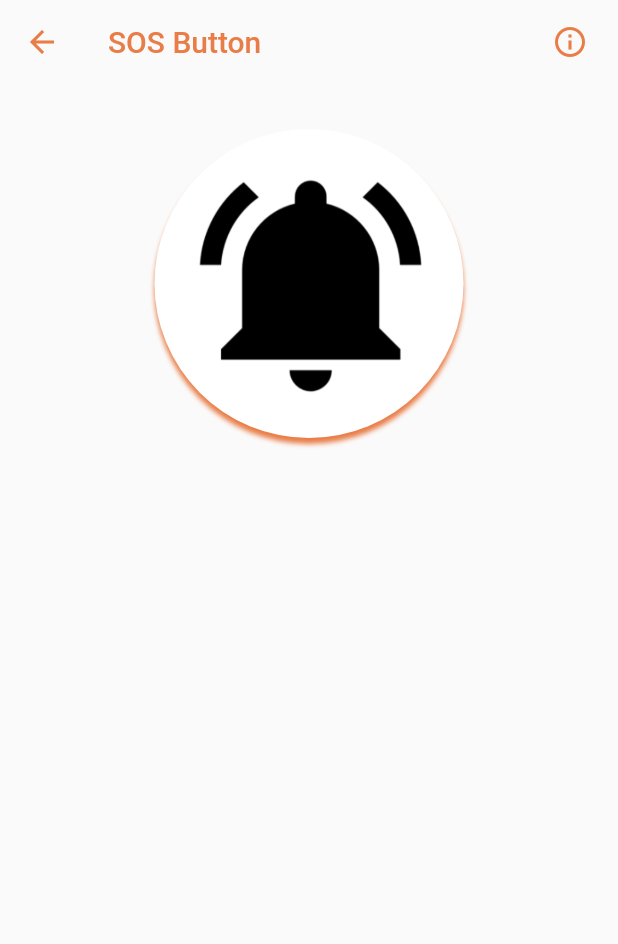
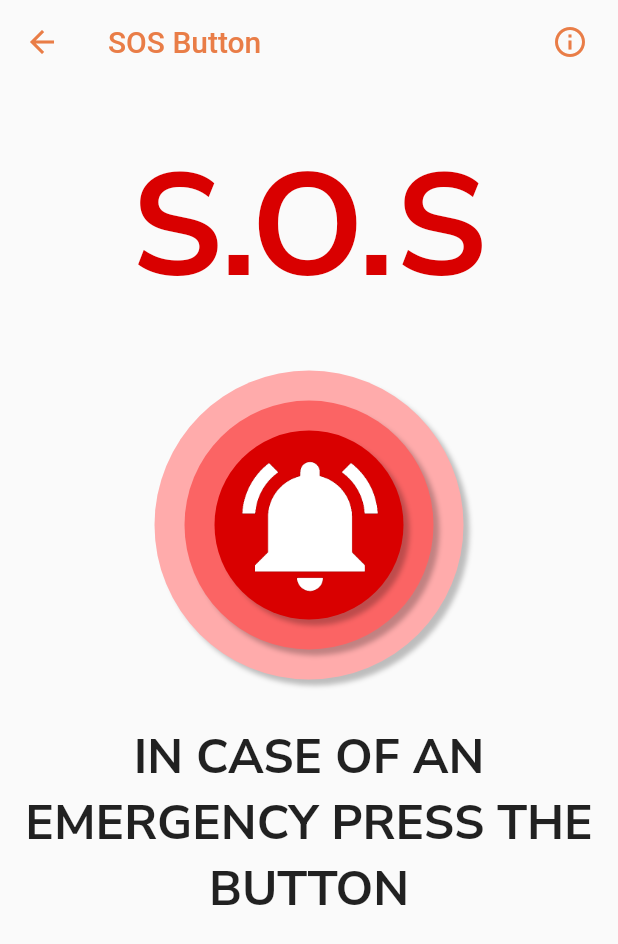
Before and after one commit to Google-Solution-Challenge-Metu/CanYouHearMe, a Flutter app: the ProfileScreen screen opened by its route, after a tap on "SOS Button", on a phone screen of 412 x 824 dp. Shown: the top 944 px of the screen. Run offline on Flutter 3.47's test engine with Material 2 defaults, Android fonts, the phone set to English and light mode, and no system bars; our stand-ins replace audioplayers, cloud_firestore, firebase_auth, firebase_core, flutter_svg, geocoding and 10 more; missing offline and left inert: custom_info_window, flutter_inappwebview, flutter_sms, google_maps_flutter_android, google_maps_flutter_platform_interface, google_maps_place_picker_mb and 5 more; accounts and stored records are empty.

Commit message:
Sos button has been revised

```diff
--- a/lib/screens/profile/profile_screen.dart
+++ b/lib/screens/profile/profile_screen.dart
@@ -2,6 +2,7 @@ import 'package:cloud_firestore/cloud_firestore.dart';
 import 'package:dietapp/screens/login/service/login_service.dart';
 import 'package:dietapp/screens/profile/edit_profile.dart';
 import 'package:dietapp/screens/profile/sos_mobile.dart';
+import 'package:dietapp/screens/profile/sos_rev.dart';
 import 'package:firebase_auth/firebase_auth.dart';
 import "package:flutter/material.dart";
 import 'package:google_fonts/google_fonts.dart';
@@ -74,7 +75,7 @@ class _ProfileScreenState extends State<ProfileScreen> {
 
   void sos_mobile() {
     Navigator.push(context,
-        MaterialPageRoute(builder: (context) => SosMobile())); //SosMobile
+        MaterialPageRoute(builder: (context) => SosRev())); //SosMobile
   }
 
   @override
--- /dev/null
+++ b/lib/screens/profile/sos_rev.dart
@@ -0,0 +1,278 @@
+import 'package:cloud_firestore/cloud_firestore.dart';
+import 'package:dietapp/services/sos_mobile_service.dart';
+import 'package:firebase_auth/firebase_auth.dart';
+import 'package:flutter/material.dart';
+import 'package:flutter/src/widgets/framework.dart';
+import 'package:flutter/src/widgets/placeholder.dart';
+import 'package:geolocator/geolocator.dart';
+import 'package:google_maps_flutter/google_maps_flutter.dart';
+
+class SosRev extends StatefulWidget {
+  const SosRev({super.key});
+
+  @override
+  State<SosRev> createState() => _SosRevState();
+}
+
+
+class _SosRevState extends State<SosRev> {
+
+  static double? _latitude;
+  static double? _longitude;
+  static LatLng? last_latLng;
+  final SosMobileService _reportService = SosMobileService();
+  var currentLocation;
+  late bool serviceEnabled;
+  late LocationPermission permission;
+  final user = FirebaseAuth.instance.currentUser!;
+  final FirebaseFirestore db = FirebaseFirestore.instance;
+  String name = "";
+  String surname = "";
+
+
+  FirebaseDocument() async {
+    var document = await db.collection('Person').doc(user.uid).get();
+    Map<String, dynamic>? value = document.data();
+    setState(() {
+      name = value!['name'];
+      surname = value['surname'];
+      print(name);
+    });
+  }
+
+  void SOSsent() {
+    showDialog(
+      context: context,
+      builder: (context) {
+        return const AlertDialog(
+          backgroundColor: Color.fromARGB(148, 233, 125, 71),
+          title: Text(
+            "Sending a sos call",
+            style: TextStyle(color: Colors.white),
+            textAlign: TextAlign.center,
+          ),
+        );
+      }
+    );
+  }
+
+  void warnmes(BuildContext context,_latitude,_longitude) {
+    FirebaseDocument();
+    // set up the buttons
+    Widget cancelButton = TextButton(
+      child: Text("Cancel", style: TextStyle(color: Colors.white, fontSize: 24),),
+      onPressed:  () {
+        Navigator.of(context, rootNavigator: true).pop();
+      },
+    );
+    Widget continueButton = TextButton(
+      child: Text("Continue", style: TextStyle(color: Colors.white, fontSize: 24),),
+      onPressed:  () {
+        Navigator.of(context, rootNavigator: true).pop();
+        SendSosMessage(_latitude,_longitude);
+        Navigator.pop(context);
+
+      },
+    );
+    // set up the AlertDialog
+    AlertDialog alert = AlertDialog(
+      backgroundColor: Color.fromARGB(237, 233, 125, 71),
+      content: Container(
+        width: MediaQuery.of(context).size.width-20,
+        height: MediaQuery.of(context).size.height/8,),
+      title: Text(
+        "Sending a sos call, are you sure?",
+        style: TextStyle(color: Colors.white, fontSize: 24),
+        textAlign: TextAlign.center,
+      ),
+      actions: [
+        cancelButton,
+        continueButton,
+      ],
+    );
+
+    // show the dialog
+    showDialog(
+      context: context,
+      builder: (BuildContext context) {
+        return alert;
+      },
+    );
+
+  }
+
+
+  Future<void> SendSosMessage(_latitude,_longitude) async {
+    FirebaseDocument();
+
+    _reportService
+        .addStatus("Help Me Please!!",
+                  (name+" "+surname),
+                  GeoPoint(_latitude, _longitude),
+        ).then((value) {
+          SOSsent();
+    });
+
+  }
+
+  Future<Position> _getCurrentLocation() async{
+    bool serviceEnabled = await Geolocator.isLocationServiceEnabled();
+    if(!serviceEnabled){
+      return Future.error("Location services are disabled.");
+    }
+    LocationPermission permission =await Geolocator.checkPermission();
+    if(permission==LocationPermission.denied){
+      permission= await Geolocator.requestPermission();
+      if (permission==LocationPermission.denied){
+        return Future.error("Location services are disabled.");
+      }
+    }
+    if(permission==LocationPermission.deniedForever){
+      return Future.error("Location services are permanently disabled.");
+    }
+    return await Geolocator.getCurrentPosition();
+  }
+
+  @override
+  Widget build(BuildContext context) {
+    return Scaffold(
+      appBar: AppBar(
+          backgroundColor: Colors.transparent,
+          elevation: 0,
+          title: const Text("SOS Button",style: TextStyle(color: Color(0xffe97d47)),),
+          leading: IconButton(
+            onPressed: () => Navigator.pop(context),
+            icon: const Icon(
+              Icons.arrow_back,
+              color: Color(0xffe97d47),
+            ),
+          ),
+          actions: [
+            Padding(
+              padding: EdgeInsets.only(right: 20.0),
+              child: GestureDetector(
+                onTap: () {
+                  showDialog(
+                    context: context,
+                    builder: (context)=> SimpleDialog(
+                      title: const Text("SOS Button"),
+                      contentPadding: const EdgeInsets.all(20.0),
+                      children: [
+                        const Text("Use when needed!"),
+                        TextButton(
+                          onPressed:() {
+                            Navigator.of(context).pop();
+                          },
+                          child: const Text("Close", style: TextStyle(color:Color(0xffe97d47) ),),
+                        )
+                      ],
+
+                    )
+                  );
+                },
+                child: Icon(
+                  Icons.info_outline,
+                  color: Color(0xffe97d47),
+                ),
+              ),
+            )
+          ],
+      ),
+    body: SingleChildScrollView(
+        child: Center(
+          child: Column(
+            children: [
+              const SizedBox(
+                height: 30,
+              ),
+              Align(
+                 alignment: Alignment.topCenter,
+                    child: Text("S.O.S",style: TextStyle(fontSize: 96, fontWeight: FontWeight.bold,fontFamily:'Nunito Sans' ,color: Color.fromARGB(255, 217, 0, 0) ),
+                  ),
+
+
+              ),
+              const SizedBox(
+                height: 30,
+              ),
+              Container(
+                width: MediaQuery.of(context).size.width/2,
+                height: MediaQuery.of(context).size.width/2,
+                decoration: BoxDecoration(
+                  borderRadius: BorderRadius.circular(60*MediaQuery.of(context).size.width),
+                  color: Color.fromARGB(255, 255, 171, 171),
+                  boxShadow: const [
+                    BoxShadow(
+                      color: Color.fromARGB(62, 0, 0, 0),
+                      offset: Offset(4, 4),
+                      blurRadius: 2,
+                    ),
+                  ],
+                ),
+                child: Padding(
+                  padding: const EdgeInsets.all(20.0),
+                  child: Container(
+                          decoration: BoxDecoration(
+                            borderRadius: BorderRadius.circular(60*MediaQuery.of(context).size.width*4/5),
+                            color: Color.fromARGB(255, 251, 100, 100),
+                            boxShadow: const [
+                              BoxShadow(
+                                color: Color.fromARGB(62, 0, 0, 0),
+                                offset: Offset(4, 4),
+                                blurRadius: 2,
+                              ),
+                            ],
+                          ),
+                          child: Padding(
+                            padding: const EdgeInsets.all(20.0),
+                            child: Container(
+                                    decoration: BoxDecoration(
+                                      borderRadius: BorderRadius.circular(60*MediaQuery.of(context).size.width),
+                                      color: Color.fromARGB(255, 217, 0, 0),
+                                      image: const DecorationImage(
+                                        image: AssetImage("assets/images/ring_white.png"),
+                                      ),
+                                      boxShadow: const [
+                                        BoxShadow(
+                                          color: Color.fromARGB(62, 0, 0, 0),
+                                          offset: Offset(4, 4),
+                                          blurRadius: 2,
+                                        ),
+                                      ],
+                                    ),
+                                    child:
+                                    GestureDetector(
+                                      onTap: () {
+                                        _getCurrentLocation().then((value) {
+                                          setState(() {
+                                            _latitude=value.latitude;
+                                            _longitude=value.longitude;
+                                            print(_latitude);
+                                            //last_latLng=LatLng(_latitude, _longitude);
+                                          });
+                                        },);
+                                        //print(last_latLng);
+                                        FirebaseDocument();
+                                        warnmes(context,_latitude,_longitude);
+                                      },
+                                    ),
+                                        ),
+                          ),),
+                ),),
+              const SizedBox(
+                height: 30,
+              ),
+              Align(
+                 alignment: Alignment.bottomCenter,
+                    child: Text("IN CASE OF AN EMERGENCY PRESS THE BUTTON",textAlign: TextAlign.center, style: TextStyle(fontSize: 32, fontWeight: FontWeight.bold,fontFamily:'Nunito Sans' ),
+                  ),
+
+
+              )
+            ],
+          ),
+        ),
+      ),
+    );
+  }
+}
```
Also changed, not shown: assets/images/ring_white.png (added).
